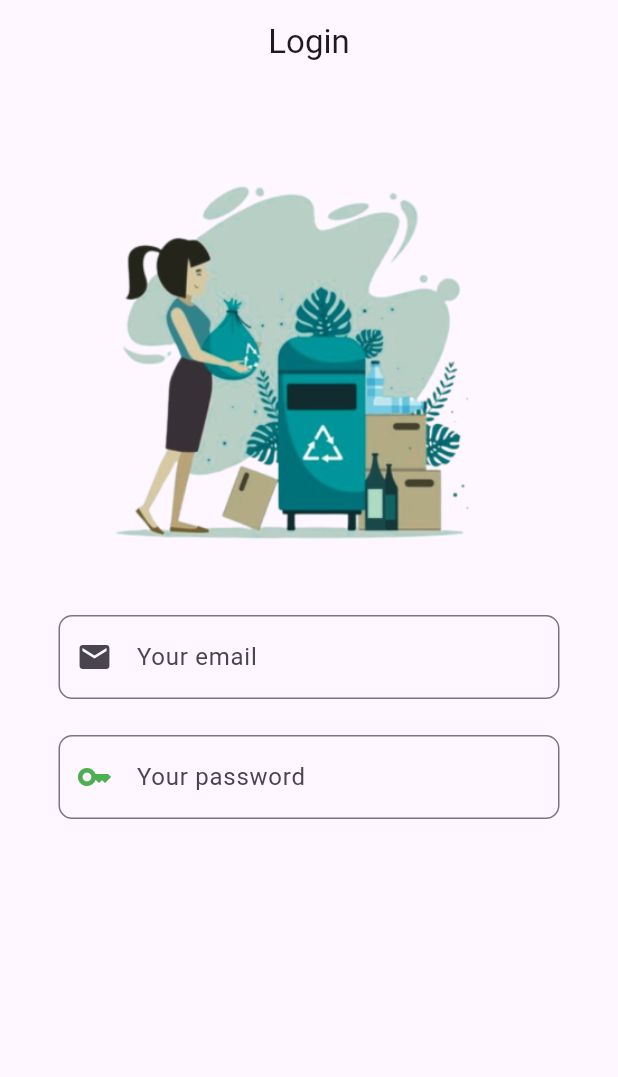
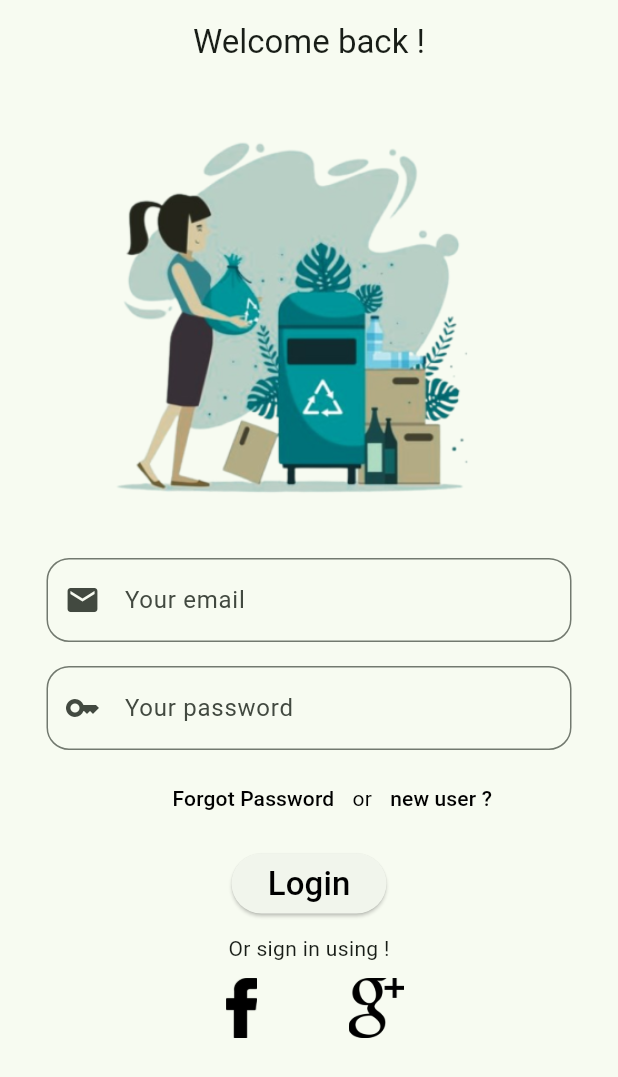
Before and after one commit to Btbach25/fe_garbage_classification_app, a Flutter app: the screen it shows after launch, on a phone screen of 412 x 824 dp. Shown: the top 1077 px of the screen. Run offline on Flutter 3.47's test engine with Material 3 defaults, Android fonts, the phone set to English and light mode, and no system bars; our stand-ins replace form_field_validator.

Commit message:
Làm tiếp login screen ( chưa xong )

```diff
--- a/lib/main.dart
+++ b/lib/main.dart
@@ -31,7 +31,7 @@ class MyApp extends StatelessWidget {
         //
         // This works for code too, not just values: Most code changes can be
         // tested with just a hot reload.
-        colorScheme: ColorScheme.fromSeed(seedColor: Colors.deepPurple),
+        colorScheme: ColorScheme.fromSeed(seedColor: Color(0x4FBB5A)),
         useMaterial3: true,
       ),
       home: const Login_(),
--- a/lib/screen/login.dart
+++ b/lib/screen/login.dart
@@ -16,24 +16,24 @@ class _Login_State extends State<Login_> {
   @override
   Widget build(BuildContext context) {
     return Scaffold(
-        appBar: AppBar(
-          title: Text('Login'),
-          centerTitle: true,
-        ),
+         appBar: AppBar(
+           title: Text('Welcome back !'),
+           centerTitle: true,
+         ),
         body: SingleChildScrollView(
           child: Column(
             children: <Widget>[
               //
               // Logo - Image on top login screen
               Padding(
-                padding: const EdgeInsets.only( top : 30.0),
+                padding: const EdgeInsets.only( top : 0.0),
                 child: Center(
                   child: Container(
                     width: 300,
                     height: 300,
                     decoration: BoxDecoration(
-                     // borderRadius: BorderRadius.circular(40),
-                      //border: Border.all(color: Colors.grey),
+                      borderRadius: BorderRadius.circular(40),
+                      border: Border.all(color: Color(0x4FBB5A)),
                     ),
                     child: Image.asset('assets/images/login_img.png'),
                     ),
@@ -42,14 +42,16 @@ class _Login_State extends State<Login_> {
               Padding(
                 padding: const EdgeInsets.symmetric(horizontal: 15.0),
                 child: Padding(
-                  padding: const EdgeInsets.all( 12.0) ,
+                  padding: const EdgeInsets.all( 8.0) ,
                   child: Form(
                     key: _formkey,
                     child: Column(
                       crossAxisAlignment: CrossAxisAlignment.start,
                       children: <Widget>[
+                        //
+                        // Email box
                         Padding(
-                          padding: const EdgeInsets.all(12.0),
+                          padding: const EdgeInsets.all(8.0),
                           child: TextFormField(
                             validator: MultiValidator([
                               RequiredValidator(errorText: 'Enter email address !'),
@@ -59,16 +61,18 @@ class _Login_State extends State<Login_> {
                               hintText: 'Enter email' ,
                               labelText:  'Your email' ,
                               prefixIcon: Icon(Icons.email),
-                              errorStyle: TextStyle(fontSize: 18.0),
+                              errorStyle: TextStyle(fontSize: 12.0),
                               border: OutlineInputBorder(
-                                borderSide: BorderSide(color: Colors.red),
-                                borderRadius: BorderRadius.all(Radius.circular(9.0)),
+                                borderSide: BorderSide(color: Color(0x4FBB5A)),
+                                borderRadius: BorderRadius.all(Radius.circular(15.0)),
                               ),
                             ),
                           ),
                         ),
+                        //
+                        // Password Box
                         Padding(
-                            padding: const EdgeInsets.all(12.0),
+                            padding: const EdgeInsets.all(8.0),
                             child: TextFormField(
                               validator: MultiValidator([
                                 RequiredValidator(
@@ -85,16 +89,100 @@ class _Login_State extends State<Login_> {
                                 labelText: 'Your password',
                                 prefixIcon: Icon(
                                   Icons.key,
-                                  color: Colors.green,
+                                  //color: Colors.green,
                                 ),
-                                errorStyle: TextStyle(fontSize: 18.0),
+                                errorStyle: TextStyle(fontSize: 12.0),
                                 border: OutlineInputBorder(
-                                    borderSide: BorderSide(color: Colors.red),
+
+                                    borderSide: BorderSide(color: Color(0x4FBB5A) ),
                                     borderRadius:
-                                        BorderRadius.all(Radius.circular(9.0))),
+                                        BorderRadius.all(Radius.circular(15.0))),
                               ),
                             ),
+                        ),
+                        //
+                        // Forgot password and sign up
+                        Row(
+                          children: <Widget>[
+                            Padding(
+                                padding: EdgeInsets.fromLTRB(80, 0, 0, 0),
+                                child: TextButton(
+                                  child: Text( 'Forgot Password', style: TextStyle(color: Colors.black  ),  ),
+                                  onPressed:(){
+                                    print('Nothing there! ');
+                                  },
+                                ),
+                            ),
+                            Padding(
+                                padding: EdgeInsets.fromLTRB(0, 0, 0, 0),
+                                  child: Text( 'or', style: TextStyle(color: Colors.black  ),  ),
+                            ),
+                            Padding(
+                                padding: EdgeInsets.fromLTRB(0, 0, 0, 0),
+                                child: TextButton(
+                                  child: Text( 'new user ?', style: TextStyle(color: Colors.black  ),  ),
+                                  onPressed:(){
+                                    print('Nothing there! ');
+                                  },
+                                ),
+
+
+                            ),
+                          ],
+                        ),
+                        //
+                        //  Login button
+                        Padding(
+                          padding: const EdgeInsets.all(8.0),
+                          child: Container(
+                           // color:  Color(0x4FBB5A),
+                            child: Center(
+                              child: ElevatedButton(
+                                child: Text( 'Login', style: TextStyle(color: Colors.black,  fontSize:22 ,  ),) ,
+
+                                onPressed: (){
+                                  if( _formkey.currentState!.validate()){
+                                    print('Form submited!');
+                                  }
+                                },
+
+                              ),
+                            ),
+                            width: MediaQuery.of(context).size.width,
+                              height: 50,
                           ),
+                        ),
+                        Center(
+                          child: Padding(
+                            padding: const EdgeInsets.fromLTRB(0, 0, 0, 0) ,
+                            child: Center(
+                              child: Text('Or sign in using !'),
+                            ),
+                          ),
+                        ),
+                        Row(
+                          mainAxisAlignment: MainAxisAlignment.center,
+                          children: [
+                            Padding(
+                              padding: EdgeInsets.fromLTRB(0, 10, 0, 0),
+                              child: Row(children: [
+                                Container(
+                                  height: 40,
+                                  width: 40,
+                                  child: Image.asset('assets/images/fb_icon.png' , //fit: BoxFit.fill
+                                  ),
+                                ),
+                                SizedBox(width: 50.0),
+                                Container(
+                                  height: 40,
+                                  width: 40,
+                                  child: Image.asset('assets/images/gg_icon.png' , //fit: BoxFit.fill
+                                  ),
+                                ),
+                              ],),
+                            ),
+                          ],
+                        ),
                       ],
                     ),
                   ),
```
Also changed, not shown: assets/images/fb_icon.png (added), assets/images/gg_icon.png (added).
